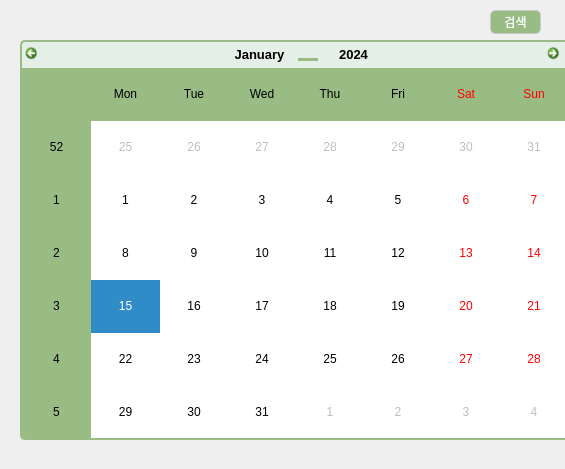
Before: the Qt Designer form calenderwidget.ui in kky107102/qt_scheduler, drawn with Qt 5.
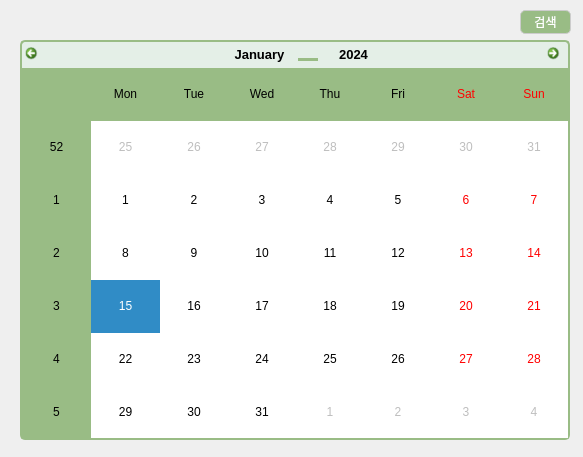
After: the same form once the commit is applied. Icons and pictures are not drawn.

Patch:
```diff
--- a/calenderwidget.ui
+++ b/calenderwidget.ui
@@ -6,8 +6,8 @@
    <rect>
     <x>0</x>
     <y>0</y>
-    <width>565</width>
-    <height>469</height>
+    <width>583</width>
+    <height>457</height>
    </rect>
   </property>
   <property name="windowTitle">
@@ -126,8 +126,8 @@
 /* Style for year input LineEdit */
 #qt_calendar_yearedit {
     min-width: 53px;
-    color: #E4EFE7;
-    background: #E4EFE7;
+    color: #fff;
+    background: #fff;
     font-size: 13px;
 }
 
@@ -208,7 +208,7 @@
   <widget class="QPushButton" name="searchBtn">
    <property name="geometry">
     <rect>
-     <x>490</x>
+     <x>520</x>
      <y>10</y>
      <width>51</width>
      <height>24</height>
```
Left out of the diff: 6 changed lines with no effect on the pictures.
